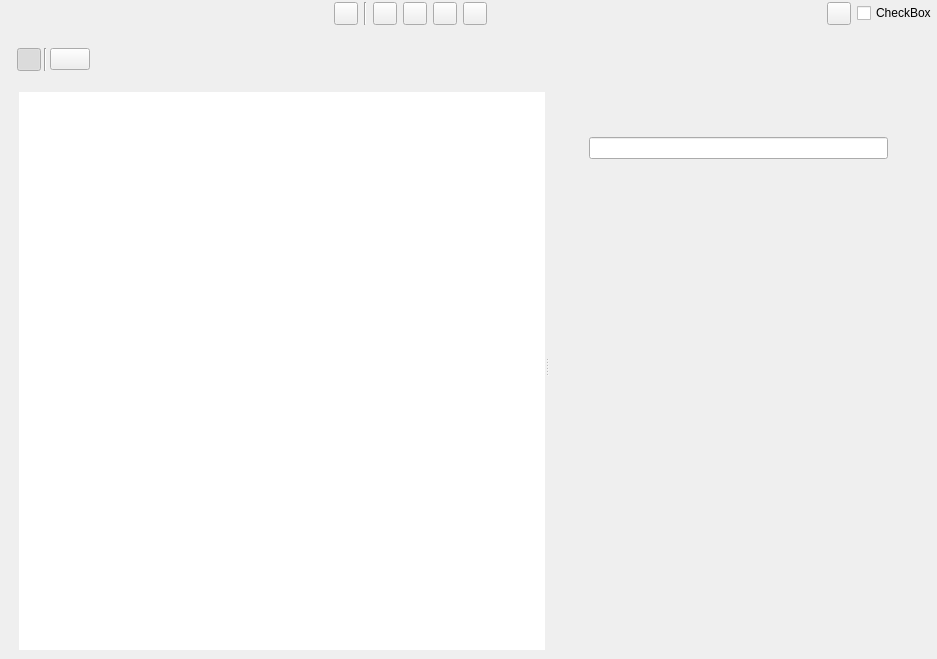
Old version of the form ui/world_building_view.ui in the repository zkovari/plotlyst.
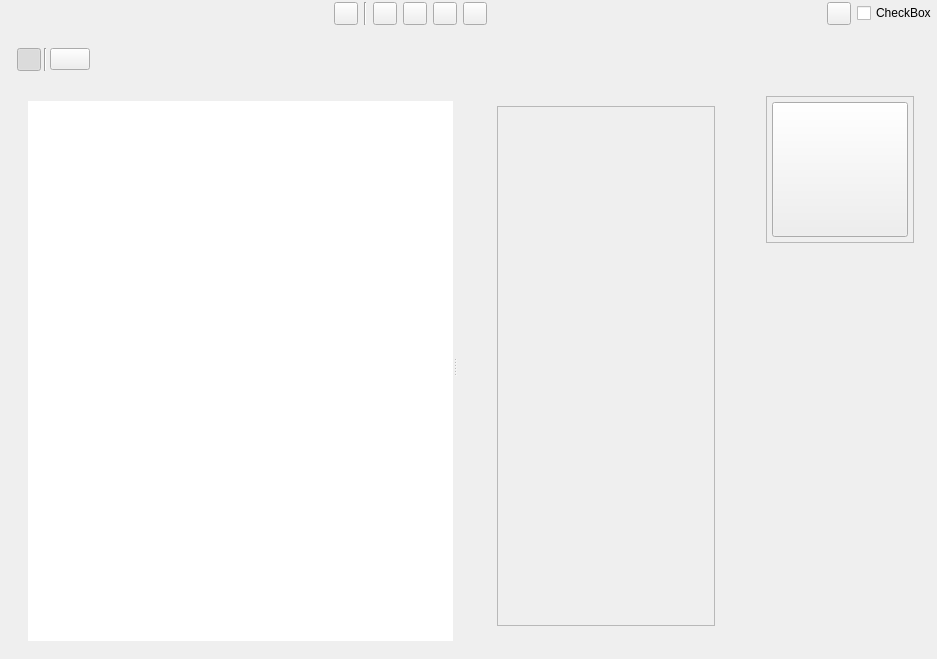
New version of the form. Custom widgets are drawn as their Qt base class.

```diff
--- a/ui/world_building_view.ui
+++ b/ui/world_building_view.ui
@@ -698,7 +698,7 @@
      </widget>
      <widget class="QWidget" name="pageTimeline"/>
      <widget class="QWidget" name="pageMilieu">
-      <layout class="QVBoxLayout" name="verticalLayout_12">
+      <layout class="QVBoxLayout" name="verticalLayout_13">
        <item>
         <widget class="QWidget" name="widgetMilieuToolbar" native="true">
          <property name="sizePolicy">
@@ -797,6 +797,9 @@
         </widget>
        </item>
        <item>
+        <widget class="QWidget" name="widget_2" native="true">
+         <layout class="QHBoxLayout" name="horizontalLayout_9">
+          <item>
         <widget class="QSplitter" name="splitter">
          <property name="orientation">
           <enum>Qt::Horizontal</enum>
@@ -905,8 +908,8 @@
             <rect>
              <x>0</x>
              <y>0</y>
-             <width>388</width>
-             <height>568</height>
+                <width>311</width>
+                <height>550</height>
             </rect>
            </property>
            <property name="sizePolicy">
@@ -948,46 +951,34 @@
                 <height>16777215</height>
                </size>
               </property>
-              <layout class="QVBoxLayout" name="verticalLayout_10" stretch="0,0">
+                 <property name="frameShape">
+                  <enum>QFrame::StyledPanel</enum>
+                 </property>
+                 <property name="relaxed-white-bg" stdset="0">
+                  <bool>false</bool>
+                 </property>
+                 <property name="large-rounded" stdset="0">
+                  <bool>true</bool>
+                 </property>
+                 <property name="darker-bg" stdset="0">
+                  <bool>true</bool>
+                 </property>
+                 <layout class="QVBoxLayout" name="verticalLayout_10" stretch="0">
                <property name="spacing">
                 <number>5</number>
                </property>
                <property name="leftMargin">
-                <number>0</number>
+                   <number>40</number>
                </property>
                <property name="topMargin">
                 <number>40</number>
                </property>
                <property name="rightMargin">
-                <number>0</number>
+                   <number>40</number>
                </property>
                <property name="bottomMargin">
                 <number>15</number>
                </property>
-               <item>
-                <widget class="QWidget" name="wdgMilieuNameHeader" native="true">
-                 <layout class="QVBoxLayout" name="verticalLayout_11">
-                  <property name="spacing">
-                   <number>20</number>
-                  </property>
-                  <property name="leftMargin">
-                   <number>0</number>
-                  </property>
-                  <property name="topMargin">
-                   <number>0</number>
-                  </property>
-                  <property name="rightMargin">
-                   <number>0</number>
-                  </property>
-                  <property name="bottomMargin">
-                   <number>10</number>
-                  </property>
-                  <item>
-                   <widget class="QLineEdit" name="lineNameMilieu"/>
-                  </item>
-                 </layout>
-                </widget>
-               </item>
                <item>
                 <spacer name="verticalSpacer_2">
                  <property name="orientation">
@@ -1007,6 +998,92 @@
            </layout>
           </widget>
          </widget>
+           </widget>
+          </item>
+          <item>
+           <widget class="QWidget" name="wdgMilieuRightBar" native="true">
+            <property name="relaxed-white-bg" stdset="0">
+             <bool>false</bool>
+            </property>
+            <property name="darker-bg" stdset="0">
+             <bool>true</bool>
+            </property>
+            <layout class="QVBoxLayout" name="verticalLayout_12">
+             <property name="spacing">
+              <number>5</number>
+             </property>
+             <property name="leftMargin">
+              <number>5</number>
+             </property>
+             <property name="topMargin">
+              <number>5</number>
+             </property>
+             <property name="rightMargin">
+              <number>5</number>
+             </property>
+             <property name="bottomMargin">
+              <number>5</number>
+             </property>
+             <item>
+              <widget class="QFrame" name="frame_2">
+               <property name="frameShape">
+                <enum>QFrame::StyledPanel</enum>
+               </property>
+               <property name="frameShadow">
+                <enum>QFrame::Raised</enum>
+               </property>
+               <layout class="QVBoxLayout" name="verticalLayout_14">
+                <property name="spacing">
+                 <number>5</number>
+                </property>
+                <property name="leftMargin">
+                 <number>5</number>
+                </property>
+                <property name="topMargin">
+                 <number>5</number>
+                </property>
+                <property name="rightMargin">
+                 <number>5</number>
+                </property>
+                <property name="bottomMargin">
+                 <number>5</number>
+                </property>
+                <item>
+                 <widget class="QToolButton" name="btnMilieuImage">
+                  <property name="cursor">
+                   <cursorShape>PointingHandCursor</cursorShape>
+                  </property>
+                  <property name="text">
+                   <string/>
+                  </property>
+                  <property name="iconSize">
+                   <size>
+                    <width>128</width>
+                    <height>128</height>
+                   </size>
+                  </property>
+                 </widget>
+                </item>
+               </layout>
+              </widget>
+             </item>
+             <item>
+              <spacer name="verticalSpacer_3">
+               <property name="orientation">
+                <enum>Qt::Vertical</enum>
+               </property>
+               <property name="sizeHint" stdset="0">
+                <size>
+                 <width>20</width>
+                 <height>40</height>
+                </size>
+               </property>
+              </spacer>
+             </item>
+            </layout>
+           </widget>
+          </item>
+         </layout>
         </widget>
        </item>
       </layout>
```
Left out of the diff: 8 changed lines with no effect on the pictures. Lines whose indentation alone changed are shown as unchanged.
